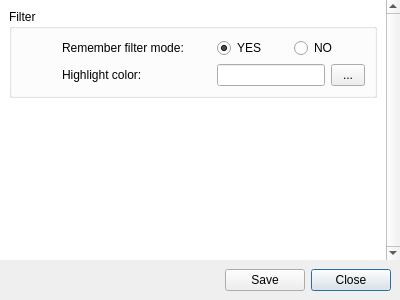
Qt form gui/SettingsWindow.ui (c3pw/c3networks) before a commit.
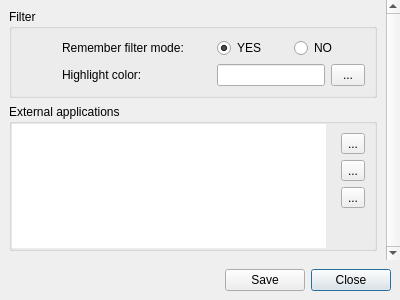
The same form after that commit. Icons and pictures are not drawn.

Commit message: The method of running external subprograms has been changed. Pointer error with an empty interface type icon has been fixed.

```diff
--- a/gui/SettingsWindow.ui
+++ b/gui/SettingsWindow.ui
@@ -53,12 +53,149 @@
        </rect>
       </property>
       <property name="styleSheet">
-       <string notr="true">#scrollAreaWidgetContents
-{
-background-color: rgb(255, 255, 255);
-}</string>
+       <string notr="true"/>
       </property>
       <layout class="QGridLayout" name="gridLayout">
+       <item row="1" column="0">
+        <widget class="QGroupBox" name="groupBox_2">
+         <property name="title">
+          <string>External applications</string>
+         </property>
+         <layout class="QHBoxLayout" name="horizontalLayout_4">
+          <property name="leftMargin">
+           <number>0</number>
+          </property>
+          <property name="topMargin">
+           <number>0</number>
+          </property>
+          <property name="rightMargin">
+           <number>0</number>
+          </property>
+          <property name="bottomMargin">
+           <number>0</number>
+          </property>
+          <item>
+           <widget class="QTableView" name="externalAppTable">
+            <property name="frameShape">
+             <enum>QFrame::NoFrame</enum>
+            </property>
+            <property name="editTriggers">
+             <set>QAbstractItemView::DoubleClicked</set>
+            </property>
+            <property name="showDropIndicator" stdset="0">
+             <bool>false</bool>
+            </property>
+            <property name="dragDropOverwriteMode">
+             <bool>false</bool>
+            </property>
+            <property name="alternatingRowColors">
+             <bool>true</bool>
+            </property>
+            <property name="selectionMode">
+             <enum>QAbstractItemView::SingleSelection</enum>
+            </property>
+            <property name="selectionBehavior">
+             <enum>QAbstractItemView::SelectRows</enum>
+            </property>
+            <property name="wordWrap">
+             <bool>false</bool>
+            </property>
+            <property name="cornerButtonEnabled">
+             <bool>false</bool>
+            </property>
+            <attribute name="horizontalHeaderCascadingSectionResizes">
+             <bool>true</bool>
+            </attribute>
+            <attribute name="horizontalHeaderHighlightSections">
+             <bool>false</bool>
+            </attribute>
+            <attribute name="horizontalHeaderStretchLastSection">
+             <bool>true</bool>
+            </attribute>
+            <attribute name="verticalHeaderVisible">
+             <bool>false</bool>
+            </attribute>
+           </widget>
+          </item>
+          <item>
+           <widget class="QWidget" name="widget_4" native="true">
+            <layout class="QVBoxLayout" name="verticalLayout_2">
+             <property name="topMargin">
+              <number>9</number>
+             </property>
+             <property name="rightMargin">
+              <number>9</number>
+             </property>
+             <property name="bottomMargin">
+              <number>9</number>
+             </property>
+             <item>
+              <widget class="QToolButton" name="addExtarnalAppButton">
+               <property name="text">
+                <string>...</string>
+               </property>
+               <property name="icon">
+                <iconset resource="../resources/resources.qrc">
+                 <normaloff>:/icons/list-add.png</normaloff>:/icons/list-add.png</iconset>
+               </property>
+               <property name="autoRaise">
+                <bool>false</bool>
+               </property>
+              </widget>
+             </item>
+             <item>
+              <widget class="QToolButton" name="removeExtarnalAppButton">
+               <property name="enabled">
+                <bool>true</bool>
+               </property>
+               <property name="text">
+                <string>...</string>
+               </property>
+               <property name="icon">
+                <iconset resource="../resources/resources.qrc">
+                 <normaloff>:/icons/list-remove.png</normaloff>:/icons/list-remove.png</iconset>
+               </property>
+               <property name="autoRaise">
+                <bool>false</bool>
+               </property>
+              </widget>
+             </item>
+             <item>
+              <widget class="QToolButton" name="editExtarnalAppButton">
+               <property name="enabled">
+                <bool>true</bool>
+               </property>
+               <property name="text">
+                <string>...</string>
+               </property>
+               <property name="icon">
+                <iconset resource="../resources/resources.qrc">
+                 <normaloff>:/icons/document-edit.png</normaloff>:/icons/document-edit.png</iconset>
+               </property>
+               <property name="autoRaise">
+                <bool>false</bool>
+               </property>
+              </widget>
+             </item>
+             <item>
+              <spacer name="verticalSpacer_2">
+               <property name="orientation">
+                <enum>Qt::Vertical</enum>
+               </property>
+               <property name="sizeHint" stdset="0">
+                <size>
+                 <width>20</width>
+                 <height>40</height>
+                </size>
+               </property>
+              </spacer>
+             </item>
+            </layout>
+           </widget>
+          </item>
+         </layout>
+        </widget>
+       </item>
        <item row="0" column="0">
         <widget class="QGroupBox" name="groupBox">
          <property name="title">
```
Left out of the diff: 1 changed line with no effect on the pictures. The commit also changes 33 other files.
